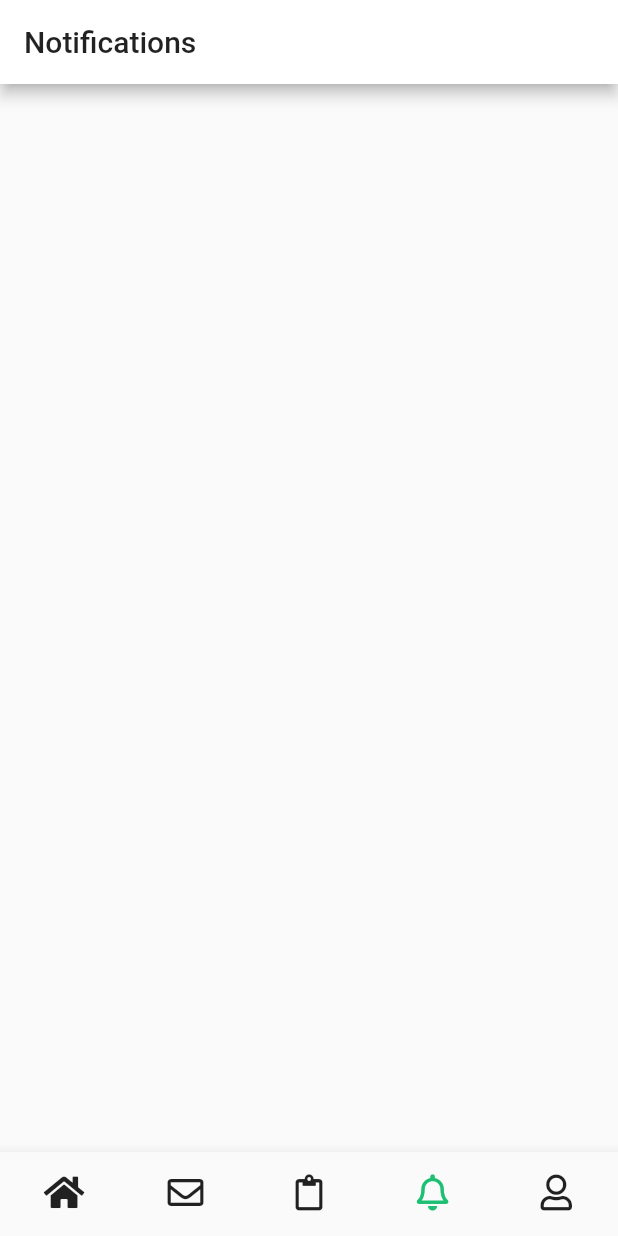
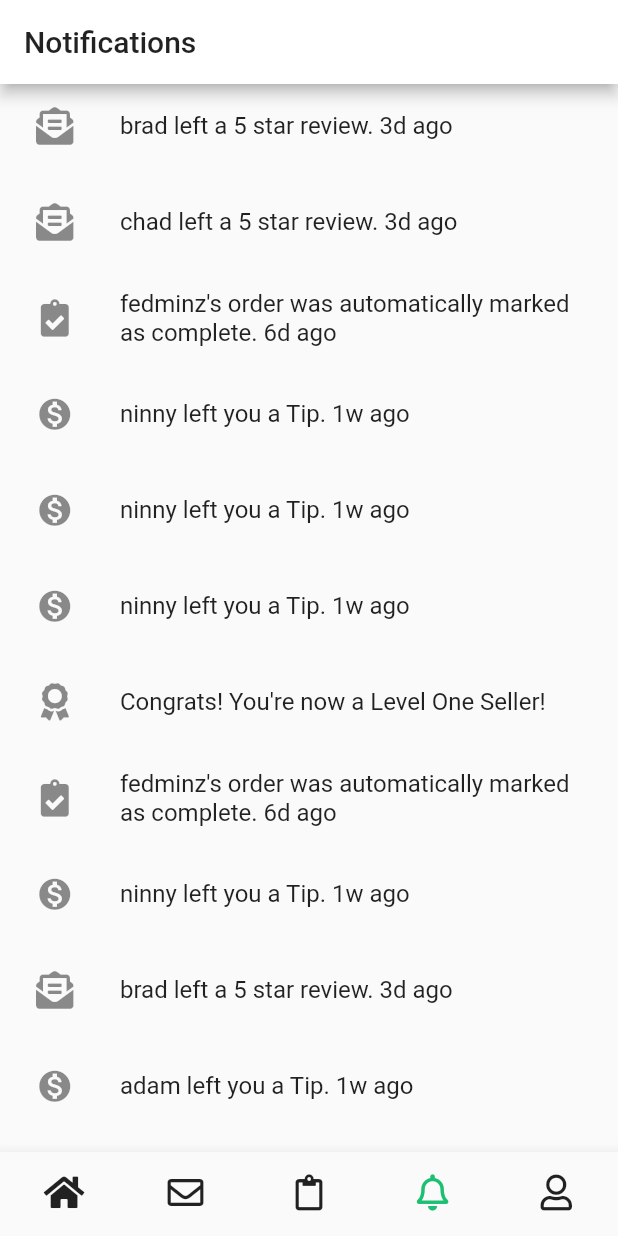
Before and after one commit to pasanjg/FiverrClone, a Flutter app: the screen it shows after launch, item 4 of the bottom bar chosen, on a phone screen of 412 x 824 dp. Run offline on Flutter 3.47's test engine with Material 2 defaults, Android fonts, the phone set to English and light mode, and no system bars; our stand-ins replace font_awesome_flutter; network calls fail; statements that could not run were skipped.

Commit message:
Notifications page

```diff
--- a/lib/pages/notifications.dart
+++ b/lib/pages/notifications.dart
@@ -1,4 +1,5 @@
 import 'package:flutter/material.dart';
+import 'package:font_awesome_flutter/font_awesome_flutter.dart';
 
 class Notifications extends StatefulWidget {
   @override
@@ -6,13 +7,150 @@ class Notifications extends StatefulWidget {
 }
 
 class _NotificationsState extends State<Notifications> {
+  Future<void> _refreshNotifications() async {}
+
+  Map<String, IconData> _iconMapping = {
+    "complete": FontAwesomeIcons.clipboardCheck,
+    "buyerTip": Icons.monetization_on,
+    "congrats": FontAwesomeIcons.award,
+    "delivery": FontAwesomeIcons.envelopeOpenText
+  };
+  var _notifications = [
+    {
+      "icon": "delivery",
+      "notification": "brad left a 5 star review. 3d ago",
+      "hasRead": false
+    },
+    {
+      "icon": "delivery",
+      "notification": "chad left a 5 star review. 3d ago",
+      "hasRead": false
+    },
+    {
+      "icon": "complete",
+      "notification":
+          "fedminz's order was automatically marked as complete. 6d ago",
+      "hasRead": true
+    },
+    {
+      "icon": "buyerTip",
+      "notification": "ninny left you a Tip. 1w ago",
+      "hasRead": false
+    },
+    {
+      "icon": "buyerTip",
+      "notification": "ninny left you a Tip. 1w ago",
+      "hasRead": true
+    },
+    {
+      "icon": "buyerTip",
+      "notification": "ninny left you a Tip. 1w ago",
+      "hasRead": true
+    },
+    {
+      "icon": "congrats",
+      "notification": "Congrats! You're now a Level One Seller!",
+      "hasRead": true
+    },
+    {
+      "icon": "complete",
+      "notification":
+          "fedminz's order was automatically marked as complete. 6d ago",
+      "hasRead": true
+    },
+    {
+      "icon": "buyerTip",
+      "notification": "ninny left you a Tip. 1w ago",
+      "hasRead": true
+    },
+    {
+      "icon": "delivery",
+      "notification": "brad left a 5 star review. 3d ago",
+      "hasRead": true
+    },
+    {
+      "icon": "buyerTip",
+      "notification": "adam left you a Tip. 1w ago",
+      "hasRead": true
+    },
+    {
+      "icon": "complete",
+      "notification":
+          "gina's order was automatically marked as complete. 6d ago",
+      "hasRead": true
+    },
+    {
+      "icon": "complete",
+      "notification":
+          "lamdz's order was automatically marked as complete. 6d ago",
+      "hasRead": true
+    },
+    {
+      "icon": "buyerTip",
+      "notification": "ninny left you a Tip. 1w ago",
+      "hasRead": true
+    },
+    {
+      "icon": "complete",
+      "notification":
+          "sasha's order was automatically marked as complete. 6d ago",
+      "hasRead": true
+    },
+    {
+      "icon": "complete",
+      "notification":
+          "kitty's order was automatically marked as complete. 6d ago",
+      "hasRead": true
+    },
+  ];
+
   @override
   Widget build(BuildContext context) {
     return Scaffold(
       appBar: AppBar(
         title: Text("Notifications"),
       ),
-      body: Container(),
+      body: RefreshIndicator(
+        onRefresh: _refreshNotifications,
+        color: Colors.black87,
+        child: ListView.builder(
+            itemCount: _notifications.length,
+            itemBuilder: (context, int index) {
+              return InkWell(
+                onTap: () {},
+                splashColor: Colors.transparent,
+                highlightColor: Colors.transparent,
+                child: Container(
+                  color: _notifications[index]['hasRead']
+                      ? Colors.white12
+                      : Colors.white,
+                  child: Padding(
+                    padding: const EdgeInsets.only(
+                        left: 8.0, right: 8.0, bottom: 8.0),
+                    child: ListTile(
+                      leading: Icon(
+                        _iconMapping[_notifications[index]['icon']],
+                        size: 25.0,
+                        color: _notifications[index]['hasRead']
+                            ? Colors.grey
+                            : Colors.black87
+//                            : Theme.of(context).accentColor,
+                      ),
+                      title: Text(
+                        _notifications[index]['notification'],
+                        style: TextStyle(
+                          color: _notifications[index]['hasRead']
+                              ? Colors.grey
+                              : Colors.black87,
+                          fontSize: 16.0,
+                        ),
+                      ),
+                    ),
+                  ),
+                ),
+              );
+            }),
+      ),
     );
   }
 }
```
